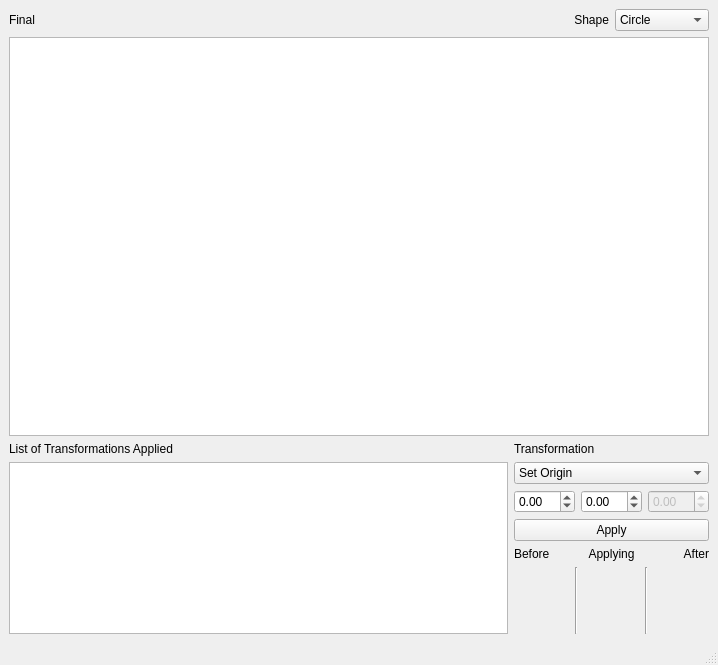
Old version of the form mainwindow.ui in the repository osamakawish/QtTransformations.
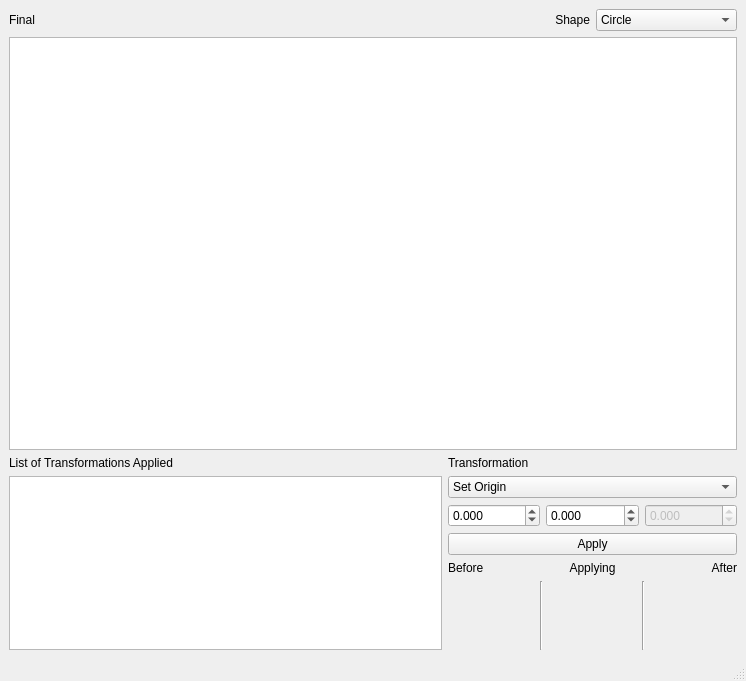
New version of the form. Custom widgets are drawn as their Qt base class.

Commit message:
Most components of the software are complete.
Updates to be added:
- List/undo view implemented.
- Transpareny of previous shapes (older shapes should be made more transparent).

The edit to the form file:
```diff
--- a/mainwindow.ui
+++ b/mainwindow.ui
@@ -6,15 +6,15 @@
    <rect>
     <x>0</x>
     <y>0</y>
-    <width>718</width>
-    <height>665</height>
+    <width>746</width>
+    <height>681</height>
    </rect>
   </property>
   <property name="windowTitle">
    <string>MainWindow</string>
   </property>
   <widget class="QWidget" name="centralwidget">
-   <layout class="QGridLayout" name="gridLayout" rowstretch="0,6,0,0,0,0,0,1">
+   <layout class="QGridLayout" name="gridLayout" rowstretch="0,6,0,0,0,0,0,1" columnstretch="3,2">
     <item row="0" column="0">
      <widget class="QLabel" name="finalLabel">
       <property name="text">
@@ -105,15 +105,51 @@
      <layout class="QHBoxLayout" name="horizontalLayout">
       <item>
        <widget class="QDoubleSpinBox" name="xSpinBox">
+        <property name="sizePolicy">
+         <sizepolicy hsizetype="Fixed" vsizetype="Fixed">
+          <horstretch>0</horstretch>
+          <verstretch>0</verstretch>
+         </sizepolicy>
+        </property>
+        <property name="maximumSize">
+         <size>
+          <width>100</width>
+          <height>16777215</height>
+         </size>
+        </property>
+        <property name="decimals">
+         <number>3</number>
+        </property>
         <property name="minimum">
-         <double>-99.000000000000000</double>
+         <double>-999.999000000000024</double>
+        </property>
+        <property name="maximum">
+         <double>999.999000000000024</double>
         </property>
        </widget>
       </item>
       <item>
        <widget class="QDoubleSpinBox" name="ySpinBox">
+        <property name="sizePolicy">
+         <sizepolicy hsizetype="Fixed" vsizetype="Fixed">
+          <horstretch>0</horstretch>
+          <verstretch>0</verstretch>
+         </sizepolicy>
+        </property>
+        <property name="maximumSize">
+         <size>
+          <width>100</width>
+          <height>16777215</height>
+         </size>
+        </property>
+        <property name="decimals">
+         <number>3</number>
+        </property>
         <property name="minimum">
-         <double>-99.000000000000000</double>
+         <double>-999.999000000000024</double>
+        </property>
+        <property name="maximum">
+         <double>999.999000000000024</double>
         </property>
        </widget>
       </item>
@@ -122,8 +158,29 @@
         <property name="enabled">
          <bool>false</bool>
         </property>
+        <property name="sizePolicy">
+         <sizepolicy hsizetype="Fixed" vsizetype="Fixed">
+          <horstretch>0</horstretch>
+          <verstretch>0</verstretch>
+         </sizepolicy>
+        </property>
+        <property name="maximumSize">
+         <size>
+          <width>100</width>
+          <height>16777215</height>
+         </size>
+        </property>
+        <property name="decimals">
+         <number>3</number>
+        </property>
         <property name="minimum">
-         <double>-99.000000000000000</double>
+         <double>-999.999000000000024</double>
+        </property>
+        <property name="maximum">
+         <double>999.999000000000024</double>
+        </property>
+        <property name="singleStep">
+         <double>0.100000000000000</double>
         </property>
        </widget>
       </item>
@@ -183,7 +240,7 @@
      </layout>
     </item>
     <item row="7" column="1">
-     <layout class="QHBoxLayout" name="matrixLayout">
+     <layout class="QHBoxLayout" name="matrixLayout" stretch="1,0,1,0,1">
       <item>
        <widget class="TransformGrid" name="beforeGrid" native="true"/>
       </item>
```
Left out of the diff: 2 changed lines with no effect on the pictures. The commit also changes 2 other files.
